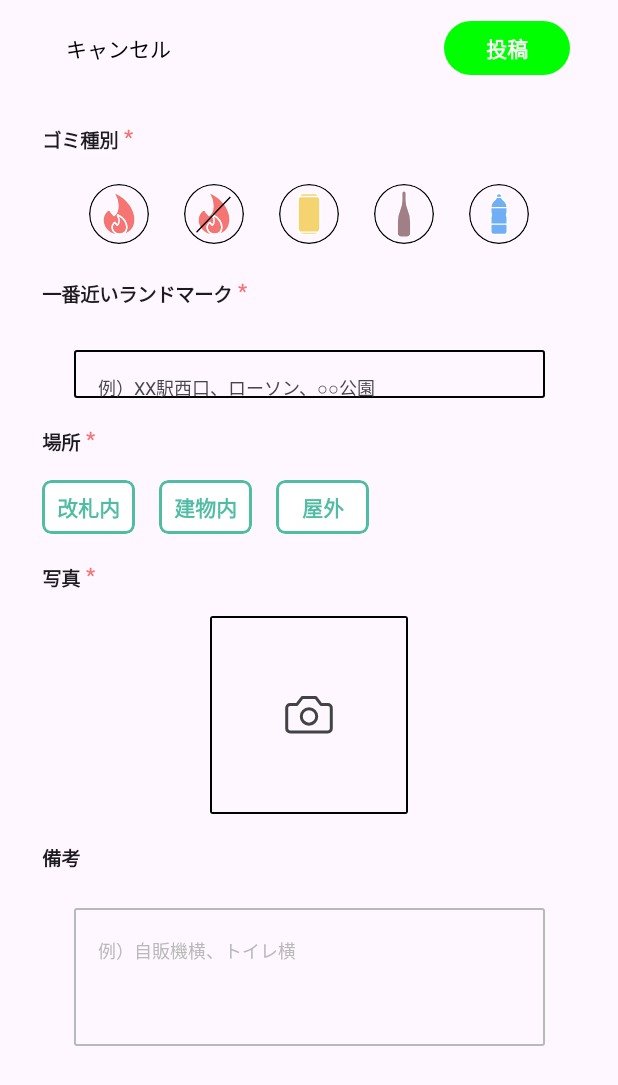
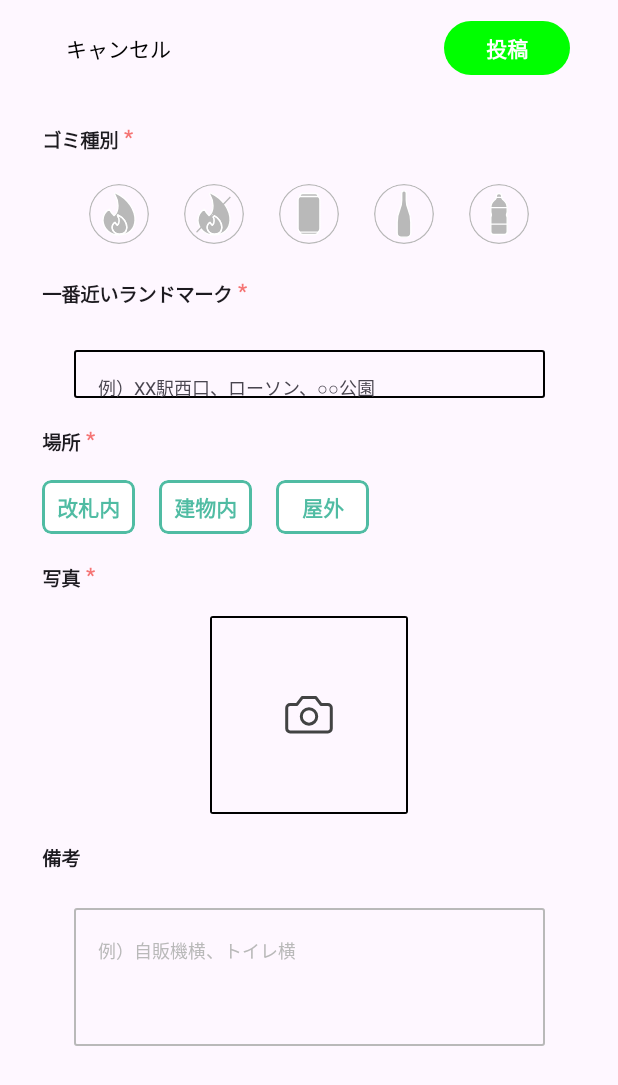
Before and after one commit to tanochan-sakonyan/Mr.TrashCan_frontend, an Android app built with Jetpack Compose: the register screen opened through its navigation route, on a phone screen of 412 x 824 dp. Shown: the top 1085 px of the screen. Run offline under Robolectric (Android 15) with nearby library versions, the phone set to English and light mode, and no system bars; our stand-ins replace Dagger/Hilt's generated code; libraries missing offline, so code that uses them is left out: androidx.camera.core; pictures from the network do not load.

Commit message:
未選択のアイコンを追加、アイコンのon、offの切り替えができるように実装

```diff
--- a/app/src/main/java/com/github/tanochan/mrtrashcan_frontend/feature/register/RegisterScreen.kt
+++ b/app/src/main/java/com/github/tanochan/mrtrashcan_frontend/feature/register/RegisterScreen.kt
@@ -1,6 +1,5 @@
 package com.github.tanochan.mrtrashcan_frontend.feature.register
 
-import android.util.Log
 import androidx.activity.ComponentActivity
 import androidx.compose.foundation.Image
 import androidx.compose.foundation.background
@@ -19,7 +18,6 @@ import androidx.compose.foundation.layout.size
 import androidx.compose.foundation.layout.width
 import androidx.compose.foundation.shape.RoundedCornerShape
 import androidx.compose.material3.ExperimentalMaterial3Api
-import androidx.compose.material3.Icon
 import androidx.compose.material3.IconButton
 import androidx.compose.material3.OutlinedTextField
 import androidx.compose.material3.Scaffold
@@ -72,6 +70,12 @@ fun RegisterScreen(
     var landmark by remember { mutableStateOf("") }
     var note by remember { mutableStateOf("") }
     val photoUri = viewModel.photoUri.value
+
+    var isBurningSelected by remember { mutableStateOf(false) }
+    var isUnBurningSelected by remember { mutableStateOf(false) }
+    var isCanSelected by remember { mutableStateOf(false) }
+    var isBottleSelected by remember { mutableStateOf(false) }
+    var isPetBottleSelected by remember { mutableStateOf(false) }
 
     Scaffold(
         topBar = {
@@ -156,42 +160,46 @@ fun RegisterScreen(
 
                 ) {
                 IconButton(
-                    onClick = { }
+                    onClick = { isBurningSelected = !isBurningSelected }
                 ) {
                     Image(
-                        painter = painterResource(id = R.drawable.burning),
+                        painter = painterResource(id = if (isBurningSelected) R.drawable.burning_on else R.drawable.burning_off),
                         contentDescription = "burning",
                     )
                 }
                 IconButton(
-                    onClick = { }
+                    onClick = { isUnBurningSelected = !isUnBurningSelected }
                 ) {
                     Image(
-                        painter = painterResource(id = R.drawable.unburning),
+                        painter = painterResource(id = if (isUnBurningSelected) R.drawable.unburning_on else R.drawable.unburning_off),
                         contentDescription = "unburning",
                     )
                 }
                 IconButton(
-                    onClick = { }
+                    onClick = { isCanSelected = !isCanSelected }
                 ) {
                     Image(
-                        painter = painterResource(id = R.drawable.can),
+                        painter = painterResource(
+                            id = if (isCanSelected) R.drawable.can_on else R.drawable.can_off
+                        ),
                         contentDescription = "can",
                     )
                 }
                 IconButton(
-                    onClick = { }
+                    onClick = { isBottleSelected = !isBottleSelected }
                 ) {
                     Image(
-                        painter = painterResource(id = R.drawable.bottle),
+                        painter = painterResource(
+                            id = if (isBottleSelected) R.drawable.bottle_on else R.drawable.bottle_off
+                        ),
                         contentDescription = "bottle",
                     )
                 }
                 IconButton(
-                    onClick = { }
+                    onClick = { isPetBottleSelected = !isPetBottleSelected }
                 ) {
                     Image(
-                        painter = painterResource(id = R.drawable.pet_bottle),
+                        painter = painterResource(id = if (isPetBottleSelected) R.drawable.pet_bottle_on else R.drawable.pet_bottle_off),
                         contentDescription = "pet_bottle",
                     )
                 }
--- /dev/null
+++ b/app/src/main/res/drawable/bottle_off.xml
@@ -0,0 +1,16 @@
+<vector xmlns:android="http://schemas.android.com/apk/res/android"
+    android:width="44dp"
+    android:height="44dp"
+    android:viewportWidth="44"
+    android:viewportHeight="44">
+  <path
+      android:strokeWidth="1"
+      android:pathData="M22,0.5L22,0.5A21.5,21.5 0,0 1,43.5 22L43.5,22A21.5,21.5 0,0 1,22 43.5L22,43.5A21.5,21.5 0,0 1,0.5 22L0.5,22A21.5,21.5 0,0 1,22 0.5z"
+      android:fillColor="#00000000"
+      android:strokeColor="#B9B9B9"/>
+  <path
+      android:strokeWidth="1"
+      android:pathData="M22,5C21.08,5 20.333,5.746 20.333,6.667V11.975C20.333,14.069 19.908,16.142 19.083,18.067C17.709,21.276 17,24.73 17,28.221V36C17,37.657 18.343,39 20,39H24C25.657,39 27,37.657 27,36V28.221C27,24.73 26.291,21.276 24.917,18.067C24.092,16.142 23.667,14.069 23.667,11.975V6.667C23.667,5.746 22.92,5 22,5Z"
+      android:fillColor="#B9B9B9"
+      android:strokeColor="#ffffff"/>
+</vector>
--- /dev/null
+++ b/app/src/main/res/drawable/burning_off.xml
@@ -0,0 +1,33 @@
+<vector xmlns:android="http://schemas.android.com/apk/res/android"
+    android:width="44dp"
+    android:height="44dp"
+    android:viewportWidth="44"
+    android:viewportHeight="44">
+  <path
+      android:strokeWidth="1"
+      android:pathData="M22,0.5L22,0.5A21.5,21.5 0,0 1,43.5 22L43.5,22A21.5,21.5 0,0 1,22 43.5L22,43.5A21.5,21.5 0,0 1,0.5 22L0.5,22A21.5,21.5 0,0 1,22 0.5z"
+      android:fillColor="#00000000"
+      android:strokeColor="#B9B9B9"/>
+  <path
+      android:pathData="M19.997,6.808C19.855,6.723 19.692,6.679 19.527,6.679C19.361,6.679 19.199,6.723 19.056,6.808C18.939,6.901 18.86,7.034 18.834,7.181C18.808,7.328 18.837,7.48 18.915,7.608C21.807,12.615 22.418,19.432 18.469,23.193C16.949,21.917 15.743,20.308 14.943,18.492C13.482,19.303 12.272,20.499 11.443,21.949C10.614,23.4 10.198,25.05 10.241,26.72C10.3,28.192 10.654,29.637 11.281,30.971C11.907,32.305 12.794,33.499 13.889,34.485C14.985,35.471 16.266,36.228 17.658,36.711C19.05,37.194 20.525,37.394 21.995,37.298C29.565,37.298 33.49,32.597 33.749,26.72C34.055,19.667 29.047,10.993 19.997,6.808ZM21.227,22.717C21.303,22.717 21.377,22.738 21.442,22.777C25.582,24.691 27.873,28.659 27.733,31.885C27.615,34.573 25.819,36.724 22.356,36.724C21.684,36.768 21.009,36.676 20.372,36.455C19.736,36.234 19.15,35.888 18.649,35.437C18.148,34.986 17.742,34.44 17.455,33.83C17.169,33.22 17.007,32.558 16.98,31.885C16.96,31.121 17.15,30.366 17.529,29.703C17.909,29.039 18.462,28.492 19.13,28.121C19.497,28.952 20.048,29.688 20.743,30.272C22.55,28.551 22.27,25.433 20.948,23.142C20.912,23.084 20.899,23.015 20.91,22.947C20.922,22.88 20.959,22.819 21.012,22.777C21.077,22.738 21.152,22.717 21.227,22.717Z"
+      android:fillColor="#B9B9B9"
+      android:fillType="evenOdd"/>
+  <path
+      android:pathData="M21.442,22.777C21.377,22.738 21.303,22.717 21.227,22.717C21.152,22.717 21.077,22.738 21.012,22.777C20.959,22.819 20.922,22.88 20.91,22.947C20.899,23.015 20.912,23.084 20.948,23.142C22.27,25.433 22.55,28.551 20.743,30.272C20.048,29.688 19.497,28.952 19.13,28.121C18.462,28.492 17.909,29.039 17.529,29.703C17.15,30.366 16.96,31.121 16.98,31.885C17.007,32.558 17.169,33.22 17.455,33.83C17.742,34.44 18.148,34.986 18.649,35.437C19.15,35.888 19.736,36.234 20.372,36.455C21.009,36.676 21.684,36.768 22.356,36.724C25.819,36.724 27.615,34.573 27.733,31.885C27.873,28.659 25.582,24.691 21.442,22.777Z"
+      android:fillColor="#B9B9B9"/>
+  <path
+      android:strokeWidth="1"
+      android:pathData="M19.997,6.808C19.855,6.723 19.692,6.679 19.527,6.679C19.361,6.679 19.199,6.723 19.056,6.808C18.939,6.901 18.86,7.034 18.834,7.181C18.808,7.328 18.837,7.48 18.915,7.608C21.807,12.615 22.418,19.432 18.469,23.193C16.949,21.917 15.743,20.308 14.943,18.492C13.482,19.303 12.272,20.499 11.443,21.949C10.614,23.4 10.198,25.05 10.241,26.72C10.3,28.192 10.654,29.637 11.281,30.971C11.907,32.305 12.794,33.499 13.889,34.485C14.985,35.471 16.266,36.228 17.658,36.711C19.05,37.194 20.525,37.394 21.995,37.298C29.565,37.298 33.49,32.597 33.749,26.72C34.055,19.667 29.047,10.993 19.997,6.808ZM21.227,22.717C21.303,22.717 21.377,22.738 21.442,22.777C25.582,24.691 27.873,28.659 27.733,31.885C27.615,34.573 25.819,36.724 22.356,36.724C21.684,36.768 21.009,36.676 20.372,36.455C19.736,36.234 19.15,35.888 18.649,35.437C18.148,34.986 17.742,34.44 17.455,33.83C17.169,33.22 17.007,32.558 16.98,31.885C16.96,31.121 17.15,30.366 17.529,29.703C17.909,29.039 18.462,28.492 19.13,28.121C19.497,28.952 20.048,29.688 20.743,30.272C22.55,28.551 22.27,25.433 20.948,23.142C20.912,23.084 20.899,23.015 20.91,22.947C20.922,22.88 20.959,22.819 21.012,22.777C21.077,22.738 21.152,22.717 21.227,22.717Z"
+      android:strokeLineJoin="round"
+      android:fillColor="#00000000"
+      android:fillType="evenOdd"
+      android:strokeColor="#ffffff"
+      android:strokeLineCap="round"/>
+  <path
+      android:strokeWidth="1"
+      android:pathData="M21.442,22.777C21.377,22.738 21.303,22.717 21.227,22.717C21.152,22.717 21.077,22.738 21.012,22.777C20.959,22.819 20.922,22.88 20.91,22.947C20.899,23.015 20.912,23.084 20.948,23.142C22.27,25.433 22.55,28.551 20.743,30.272C20.048,29.688 19.497,28.952 19.13,28.121C18.462,28.492 17.909,29.039 17.529,29.703C17.15,30.366 16.96,31.121 16.98,31.885C17.007,32.558 17.169,33.22 17.455,33.83C17.742,34.44 18.148,34.986 18.649,35.437C19.15,35.888 19.736,36.234 20.372,36.455C21.009,36.676 21.684,36.768 22.356,36.724C25.819,36.724 27.615,34.573 27.733,31.885C27.873,28.659 25.582,24.691 21.442,22.777Z"
+      android:strokeLineJoin="round"
+      android:fillColor="#00000000"
+      android:strokeColor="#ffffff"
+      android:strokeLineCap="round"/>
+</vector>
--- /dev/null
+++ b/app/src/main/res/drawable/can_off.xml
@@ -0,0 +1,25 @@
+<vector xmlns:android="http://schemas.android.com/apk/res/android"
+    android:width="44dp"
+    android:height="44dp"
+    android:viewportWidth="44"
+    android:viewportHeight="44">
+  <path
+      android:strokeWidth="1"
+      android:pathData="M22,0.5L22,0.5A21.5,21.5 0,0 1,43.5 22L43.5,22A21.5,21.5 0,0 1,22 43.5L22,43.5A21.5,21.5 0,0 1,0.5 22L0.5,22A21.5,21.5 0,0 1,22 0.5z"
+      android:fillColor="#00000000"
+      android:strokeColor="#B9B9B9"/>
+  <path
+      android:pathData="M28.667,35.281H15.333C15.653,36.304 16.601,37 17.672,37H26.562C27.583,37 28.462,36.282 28.667,35.281Z"
+      android:fillColor="#B9B9B9"/>
+  <path
+      android:pathData="M15.333,9.13H28.667V9C28.667,7.895 27.771,7 26.667,7H17.333C16.229,7 15.333,7.895 15.333,9V9.13Z"
+      android:fillColor="#B9B9B9"/>
+  <path
+      android:pathData="M15.333,9.13C14.501,9.673 14,10.6 14,11.594V32.817C14,33.811 14.501,34.737 15.333,35.281H28.667C29.499,34.737 30,33.811 30,32.817V11.594C30,10.6 29.499,9.673 28.667,9.13H15.333Z"
+      android:fillColor="#B9B9B9"/>
+  <path
+      android:strokeWidth="1"
+      android:pathData="M15.333,9.13V9.13C14.501,9.673 14,10.6 14,11.594V32.817C14,33.811 14.501,34.737 15.333,35.281V35.281M15.333,9.13H28.667M15.333,9.13V9C15.333,7.895 16.229,7 17.333,7H26.667C27.771,7 28.667,7.895 28.667,9V9.13M15.333,35.281H28.667M15.333,35.281V35.281C15.653,36.304 16.601,37 17.672,37H26.562C27.583,37 28.462,36.282 28.667,35.281V35.281M28.667,35.281V35.281C29.499,34.737 30,33.811 30,32.817V11.594C30,10.6 29.499,9.673 28.667,9.13V9.13"
+      android:fillColor="#00000000"
+      android:strokeColor="#ffffff"/>
+</vector>
--- /dev/null
+++ b/app/src/main/res/drawable/pet_bottle_off.xml
@@ -0,0 +1,28 @@
+<vector xmlns:android="http://schemas.android.com/apk/res/android"
+    android:width="44dp"
+    android:height="44dp"
+    android:viewportWidth="44"
+    android:viewportHeight="44">
+  <path
+      android:strokeWidth="1"
+      android:pathData="M22,0.5L22,0.5A21.5,21.5 0,0 1,43.5 22L43.5,22A21.5,21.5 0,0 1,22 43.5L22,43.5A21.5,21.5 0,0 1,0.5 22L0.5,22A21.5,21.5 0,0 1,22 0.5z"
+      android:fillColor="#00000000"
+      android:strokeColor="#B9B9B9"/>
+  <path
+      android:pathData="M28,24.6C27.371,23.341 27.371,21.859 28,20.6V17.3H16V20.6C16.514,21.884 16.514,23.316 16,24.6V29.4H22H28V24.6Z"
+      android:fillColor="#B9B9B9"/>
+  <path
+      android:pathData="M20,9.8C20,10.307 19.777,10.789 19.39,11.118L18.514,11.863C16.919,13.219 16,15.207 16,17.3H28C28,15.207 27.081,13.219 25.486,11.863L24.61,11.118C24.223,10.789 24,10.307 24,9.8H20Z"
+      android:fillColor="#B9B9B9"/>
+  <path
+      android:pathData="M16,35C16,36.105 16.895,37 18,37H26C27.105,37 28,36.105 28,35V29.4H22H16V35Z"
+      android:fillColor="#B9B9B9"/>
+  <path
+      android:pathData="M24,9C24,7.895 23.105,7 22,7C20.895,7 20,7.895 20,9V9.8H24V9Z"
+      android:fillColor="#B9B9B9"/>
+  <path
+      android:strokeWidth="1"
+      android:pathData="M20,9.8V9.8C20,10.307 19.777,10.789 19.39,11.118L18.514,11.863C16.919,13.219 16,15.207 16,17.3V17.3M20,9.8H24M20,9.8V9C20,7.895 20.895,7 22,7V7C23.105,7 24,7.895 24,9V9.8M24,9.8V9.8C24,10.307 24.223,10.789 24.61,11.118L25.486,11.863C27.081,13.219 28,15.207 28,17.3V17.3M16,17.3V20.6V20.6C16.514,21.884 16.514,23.316 16,24.6V24.6V29.4M16,17.3H28M28,17.3V20.6V20.6C27.371,21.859 27.371,23.341 28,24.6V24.6V29.4M16,29.4V35C16,36.105 16.895,37 18,37H26C27.105,37 28,36.105 28,35V29.4M16,29.4H22H28"
+      android:fillColor="#00000000"
+      android:strokeColor="#ffffff"/>
+</vector>
--- /dev/null
+++ b/app/src/main/res/drawable/unburning_off.xml
@@ -0,0 +1,36 @@
+<vector xmlns:android="http://schemas.android.com/apk/res/android"
+    android:width="44dp"
+    android:height="44dp"
+    android:viewportWidth="44"
+    android:viewportHeight="44">
+  <path
+      android:strokeWidth="1"
+      android:pathData="M22,0.5L22,0.5A21.5,21.5 0,0 1,43.5 22L43.5,22A21.5,21.5 0,0 1,22 43.5L22,43.5A21.5,21.5 0,0 1,0.5 22L0.5,22A21.5,21.5 0,0 1,22 0.5z"
+      android:fillColor="#00000000"
+      android:strokeColor="#B9B9B9"/>
+  <path
+      android:pathData="M19.997,6.808C19.855,6.723 19.692,6.679 19.527,6.679C19.361,6.679 19.199,6.723 19.056,6.808C18.939,6.901 18.86,7.034 18.834,7.181C18.808,7.328 18.837,7.48 18.915,7.608C21.807,12.615 22.418,19.432 18.469,23.193C16.949,21.917 15.743,20.308 14.943,18.492C13.482,19.303 12.272,20.499 11.443,21.949C10.614,23.4 10.198,25.05 10.241,26.72C10.3,28.192 10.654,29.637 11.281,30.971C11.907,32.305 12.794,33.499 13.889,34.485C14.985,35.471 16.266,36.228 17.658,36.711C19.05,37.194 20.525,37.394 21.995,37.298C29.565,37.298 33.49,32.597 33.749,26.72C34.055,19.667 29.047,10.993 19.997,6.808ZM21.227,22.717C21.303,22.717 21.377,22.738 21.442,22.777C25.582,24.691 27.873,28.659 27.733,31.885C27.615,34.573 25.819,36.724 22.356,36.724C21.684,36.768 21.009,36.676 20.372,36.455C19.736,36.234 19.15,35.888 18.649,35.437C18.148,34.986 17.742,34.44 17.455,33.83C17.169,33.22 17.007,32.558 16.98,31.885C16.96,31.121 17.15,30.366 17.529,29.703C17.909,29.039 18.462,28.492 19.13,28.121C19.497,28.952 20.048,29.688 20.743,30.272C22.55,28.551 22.27,25.433 20.948,23.142C20.912,23.084 20.899,23.015 20.91,22.947C20.922,22.88 20.959,22.819 21.012,22.777C21.077,22.738 21.152,22.717 21.227,22.717Z"
+      android:fillColor="#B9B9B9"
+      android:fillType="evenOdd"/>
+  <path
+      android:pathData="M21.442,22.777C21.377,22.738 21.303,22.717 21.227,22.717C21.152,22.717 21.077,22.738 21.012,22.777C20.959,22.819 20.922,22.88 20.91,22.947C20.899,23.015 20.912,23.084 20.948,23.142C22.27,25.433 22.55,28.551 20.743,30.272C20.048,29.688 19.497,28.952 19.13,28.121C18.462,28.492 17.909,29.039 17.529,29.703C17.15,30.366 16.96,31.121 16.98,31.885C17.007,32.558 17.169,33.22 17.455,33.83C17.742,34.44 18.148,34.986 18.649,35.437C19.15,35.888 19.736,36.234 20.372,36.455C21.009,36.676 21.684,36.768 22.356,36.724C25.819,36.724 27.615,34.573 27.733,31.885C27.873,28.659 25.582,24.691 21.442,22.777Z"
+      android:fillColor="#B9B9B9"/>
+  <path
+      android:strokeWidth="1"
+      android:pathData="M19.997,6.808C19.855,6.723 19.692,6.679 19.527,6.679C19.361,6.679 19.199,6.723 19.056,6.808C18.939,6.901 18.86,7.034 18.834,7.181C18.808,7.328 18.837,7.48 18.915,7.608C21.807,12.615 22.418,19.432 18.469,23.193C16.949,21.917 15.743,20.308 14.943,18.492C13.482,19.303 12.272,20.499 11.443,21.949C10.614,23.4 10.198,25.05 10.241,26.72C10.3,28.192 10.654,29.637 11.281,30.971C11.907,32.305 12.794,33.499 13.889,34.485C14.985,35.471 16.266,36.228 17.658,36.711C19.05,37.194 20.525,37.394 21.995,37.298C29.565,37.298 33.49,32.597 33.749,26.72C34.055,19.667 29.047,10.993 19.997,6.808ZM21.227,22.717C21.303,22.717 21.377,22.738 21.442,22.777C25.582,24.691 27.873,28.659 27.733,31.885C27.615,34.573 25.819,36.724 22.356,36.724C21.684,36.768 21.009,36.676 20.372,36.455C19.736,36.234 19.15,35.888 18.649,35.437C18.148,34.986 17.742,34.44 17.455,33.83C17.169,33.22 17.007,32.558 16.98,31.885C16.96,31.121 17.15,30.366 17.529,29.703C17.909,29.039 18.462,28.492 19.13,28.121C19.497,28.952 20.048,29.688 20.743,30.272C22.55,28.551 22.27,25.433 20.948,23.142C20.912,23.084 20.899,23.015 20.91,22.947C20.922,22.88 20.959,22.819 21.012,22.777C21.077,22.738 21.152,22.717 21.227,22.717Z"
+      android:strokeLineJoin="round"
+      android:fillColor="#00000000"
+      android:fillType="evenOdd"
+      android:strokeColor="#ffffff"
+      android:strokeLineCap="round"/>
+  <path
+      android:strokeWidth="1"
+      android:pathData="M21.442,22.777C21.377,22.738 21.303,22.717 21.227,22.717C21.152,22.717 21.077,22.738 21.012,22.777C20.959,22.819 20.922,22.88 20.91,22.947C20.899,23.015 20.912,23.084 20.948,23.142C22.27,25.433 22.55,28.551 20.743,30.272C20.048,29.688 19.497,28.952 19.13,28.121C18.462,28.492 17.909,29.039 17.529,29.703C17.15,30.366 16.96,31.121 16.98,31.885C17.007,32.558 17.169,33.22 17.455,33.83C17.742,34.44 18.148,34.986 18.649,35.437C19.15,35.888 19.736,36.234 20.372,36.455C21.009,36.676 21.684,36.768 22.356,36.724C25.819,36.724 27.615,34.573 27.733,31.885C27.873,28.659 25.582,24.691 21.442,22.777Z"
+      android:strokeLineJoin="round"
+      android:fillColor="#00000000"
+      android:strokeColor="#ffffff"
+      android:strokeLineCap="round"/>
+  <path
+      android:pathData="M9.139,34.654C8.948,34.853 8.954,35.169 9.154,35.361C9.353,35.552 9.669,35.546 9.861,35.346L9.139,34.654ZM33.639,9.154L9.139,34.654L9.861,35.346L34.361,9.846L33.639,9.154Z"
+      android:fillColor="#B9B9B9"/>
+</vector>
```
Also changed, not shown: app/src/main/res/drawable/bottle_on.xml (renamed from app/src/main/res/drawable/bottle.xml), app/src/main/res/drawable/burning_on.xml (renamed from app/src/main/res/drawable/burning.xml), app/src/main/res/drawable/can_on.xml (renamed from app/src/main/res/drawable/can.xml), app/src/main/res/drawable/pet_bottle_on.xml (renamed from app/src/main/res/drawable/pet_bottle.xml), app/src/main/res/drawable/unburning_on.xml (renamed from app/src/main/res/drawable/unburning.xml).
